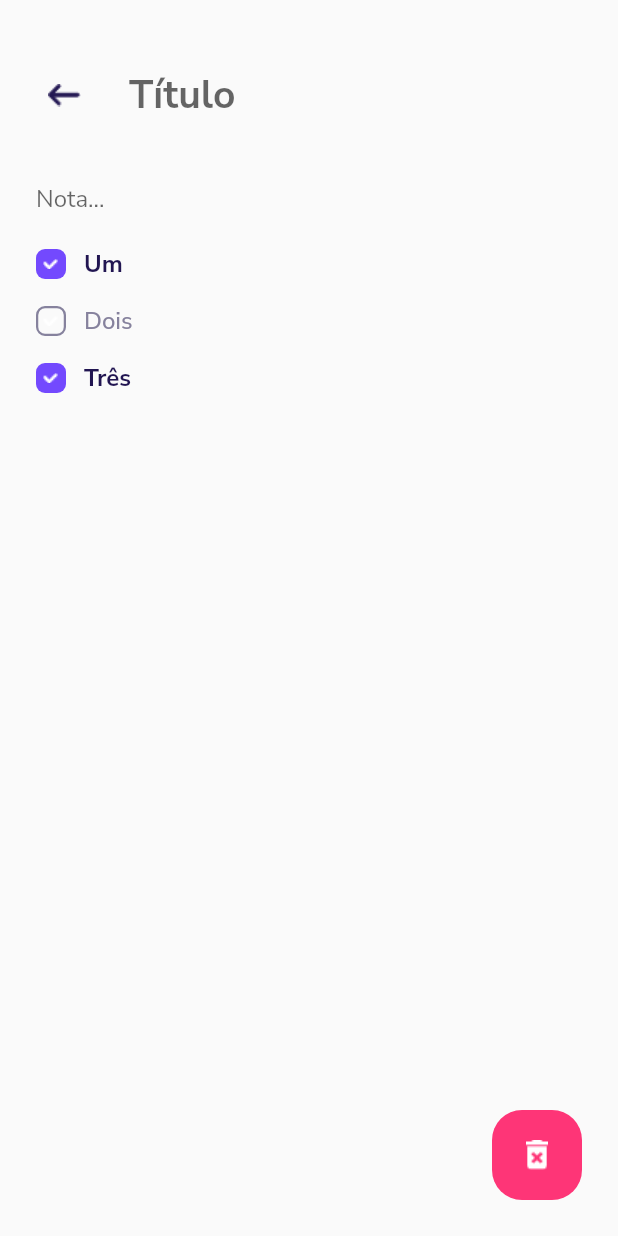
After one commit to joaopaulozorek/bloco-de-notas-flutter, a Flutter app: the Taskpage screen opened directly, on a phone screen of 412 x 824 dp. The commit adds this screen. Run offline on Flutter 3.47's test engine with Material 2 defaults, Android fonts, the phone set to English and light mode, and no system bars; our stand-ins replace google_fonts.

Commit message:
Adicionando a taskpage.dart

```diff
--- a/lib/screens/homepage.dart
+++ b/lib/screens/homepage.dart
@@ -1,3 +1,4 @@
+import 'package:bloco_de_notas/screens/taskpage.dart';
 import 'package:bloco_de_notas/widgets.dart';
 import 'package:flutter/material.dart';
 
@@ -61,6 +62,11 @@ class _HomepageState extends State<Homepage> {
               Positioned(
                 bottom: 24,
                 right: 0,
+                child: GestureDetector(
+                  onTap: () {
+                    Navigator.push(context,
+                        MaterialPageRoute(builder: (context) => Taskpage()));
+                  },
                   child: Container(
                     width: 60,
                     height: 60,
@@ -72,6 +78,7 @@ class _HomepageState extends State<Homepage> {
                     ),
                   ),
                 ),
+              ),
             ],
           ),
         ),
--- /dev/null
+++ b/lib/screens/taskpage.dart
@@ -0,0 +1,90 @@
+import 'package:bloco_de_notas/widgets.dart';
+import 'package:flutter/material.dart';
+
+class Taskpage extends StatefulWidget {
+  const Taskpage({Key? key}) : super(key: key);
+
+  @override
+  State<Taskpage> createState() => _TaskpageState();
+}
+
+class _TaskpageState extends State<Taskpage> {
+  @override
+  Widget build(BuildContext context) {
+    return Scaffold(
+      body: SafeArea(
+        child: Container(
+          child: Stack(
+            children: [
+              Column(
+                children: [
+                  Padding(
+                    padding: const EdgeInsets.only(
+                      top: 24.0,
+                      bottom: 6,
+                    ),
+                    child: Row(
+                      children: [
+                        InkWell(
+                          onTap: () {
+                            Navigator.pop(context);
+                          },
+                          child: Padding(
+                            padding: EdgeInsets.all(32.0),
+                            child: Image(
+                                image: AssetImage(
+                                    'assets/images/back_arrow_icon.png')),
+                          ),
+                        ),
+                        Expanded(
+                          child: TextField(
+                            decoration: InputDecoration(
+                              hintText: 'Título',
+                              border: InputBorder.none,
+                            ),
+                            style: TextStyle(
+                                fontSize: 26,
+                                fontWeight: FontWeight.bold,
+                                color: Color(0xFF211551)),
+                          ),
+                        ),
+                      ],
+                    ),
+                  ),
+                  TextField(
+                    decoration: InputDecoration(
+                        hintText: 'Nota...',
+                        border: InputBorder.none,
+                        contentPadding: EdgeInsets.symmetric(horizontal: 24)),
+                  ),
+                  TodoWidget(text: 'Um', isDone: true),
+                  TodoWidget(text: 'Dois', isDone: false),
+                  TodoWidget(text: 'Três', isDone: true),
+                ],
+              ),
+              Positioned(
+                bottom: 24,
+                right: 24,
+                child: GestureDetector(
+                  onTap: () {
+                    Navigator.pop(context);
+                  },
+                  child: Container(
+                    width: 60,
+                    height: 60,
+                    decoration: BoxDecoration(
+                        color: Color(0xFFFE3577),
+                        borderRadius: BorderRadius.circular(20)),
+                    child: Image(
+                      image: AssetImage('assets/images/delete_icon.png'),
+                    ),
+                  ),
+                ),
+              ),
+            ],
+          ),
+        ),
+      ),
+    );
+  }
+}
--- a/lib/widgets.dart
+++ b/lib/widgets.dart
@@ -47,3 +47,50 @@ class TaskCardWidget extends StatelessWidget {
     );
   }
 }
+
+class TodoWidget extends StatelessWidget {
+  final String text;
+  final bool isDone;
+
+  TodoWidget({required this.text, required this.isDone});
+
+  @override
+  Widget build(BuildContext context) {
+    return Container(
+      padding: EdgeInsets.symmetric(
+        horizontal: 24.0,
+        vertical: 8.0,
+      ),
+      child: Row(
+        children: [
+          Container(
+            width: 20.0,
+            height: 20.0,
+            margin: EdgeInsets.only(
+              right: 12.0,
+            ),
+            decoration: BoxDecoration(
+                color: isDone ? Color(0xFF7349FE) : Colors.transparent,
+                borderRadius: BorderRadius.circular(6.0),
+                border: isDone
+                    ? null
+                    : Border.all(color: Color(0xFF86829D), width: 1.5)),
+            child: Image(
+              image: AssetImage('assets/images/check_icon.png'),
+            ),
+          ),
+          Flexible(
+            child: Text(
+              text ?? "(Unnamed Todo)",
+              style: TextStyle(
+                color: isDone ? Color(0xFF211551) : Color(0xFF86829D),
+                fontSize: 16.0,
+                fontWeight: isDone ? FontWeight.bold : FontWeight.w500,
+              ),
+            ),
+          ),
+        ],
+      ),
+    );
+  }
+}
```
Lines whose indentation alone changed are shown as unchanged.
